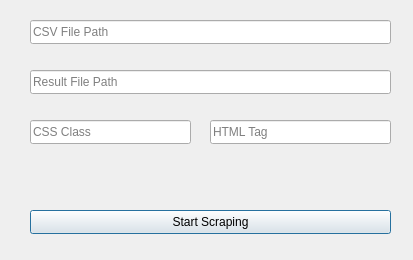
Qt form GUI.ui (yasir-dev1/WebScraper) before a commit.
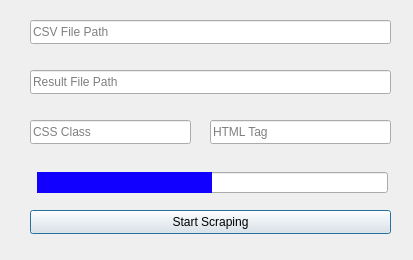
The same form after that commit.

The edit to the form file:
```diff
--- a/GUI.ui
+++ b/GUI.ui
@@ -78,6 +78,28 @@
     <string>Result File Path</string>
    </property>
   </widget>
+  <widget class="QProgressBar" name="PB">
+   <property name="geometry">
+    <rect>
+     <x>37</x>
+     <y>172</y>
+     <width>351</width>
+     <height>21</height>
+    </rect>
+   </property>
+   <property name="styleSheet">
+    <string notr="true">QProgressBar::chunk { background: rgb(17, 0, 255) }</string>
+   </property>
+   <property name="maximum">
+    <number>0</number>
+   </property>
+   <property name="value">
+    <number>-1</number>
+   </property>
+   <property name="textVisible">
+    <bool>false</bool>
+   </property>
+  </widget>
  </widget>
  <resources/>
  <connections/>
```
Left out of the diff: 16 changed lines with no effect on the pictures.
